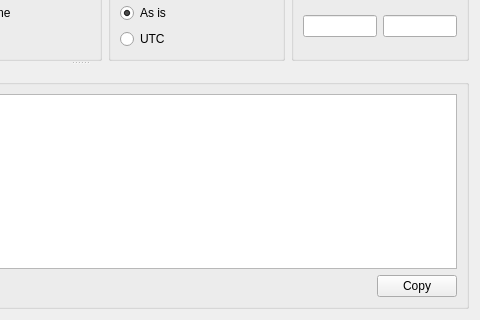
The window that src/widget/dataimportwidget.ui (mugiseyebrows/mugi-query) describes before a commit, drawn with Qt 5; both pictures show x 320 to 800 and y 280 to 600 of the 800 by 600 pixel window.
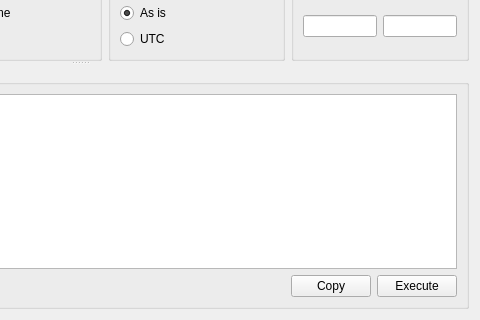
The same window after the commit. Custom widgets are drawn as their Qt base class.

```diff
--- a/src/widget/dataimportwidget.ui
+++ b/src/widget/dataimportwidget.ui
@@ -250,6 +250,13 @@
            </property>
           </widget>
          </item>
+         <item>
+          <widget class="QPushButton" name="executeQuery">
+           <property name="text">
+            <string>Execute</string>
+           </property>
+          </widget>
+         </item>
         </layout>
        </item>
       </layout>
@@ -259,17 +266,17 @@
   </layout>
  </widget>
  <customwidgets>
+  <customwidget>
+   <class>TextEdit</class>
+   <extends>QTextEdit</extends>
+   <header>textedit.h</header>
+  </customwidget>
   <customwidget>
    <class>SelectColumnsWidget</class>
    <extends>QWidget</extends>
    <header>widget/selectcolumnswidget.h</header>
    <container>1</container>
   </customwidget>
-  <customwidget>
-   <class>TextEdit</class>
-   <extends>QTextEdit</extends>
-   <header>textedit.h</header>
-  </customwidget>
   <customwidget>
    <class>IntLineEdit</class>
    <extends>QLineEdit</extends>
```
